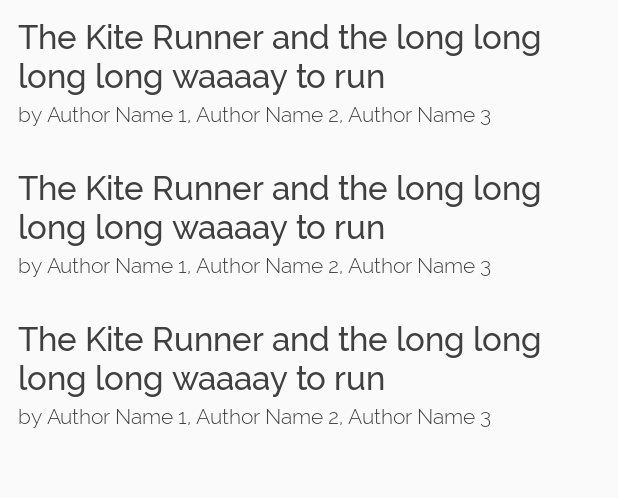
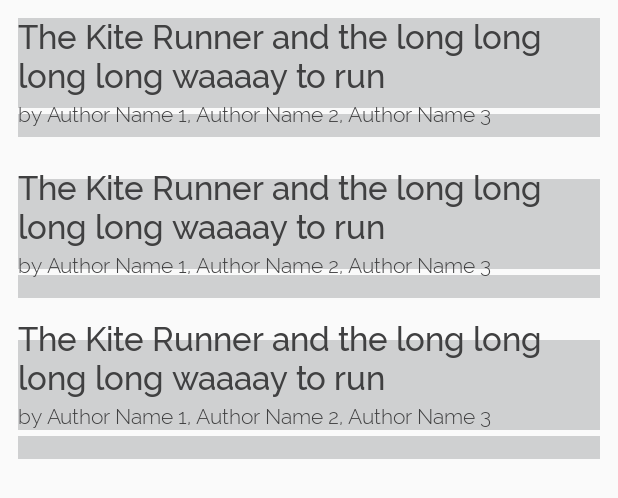
Before and after one commit to paulnunezm/Libellis, an Android app: the layout fragment_currently_reading.xml on its own in the app's theme, with its tools: preview values and no code run, on a phone screen of 412 x 824 dp. Shown: the top 498 px of the screen. Run offline under Robolectric (Android 15) with nearby library versions, the phone set to English and light mode, and no system bars; Roboto replaces fonts that are not available here.

Commit message:
added:  reading books loading view.

```diff
--- a/app/build.gradle
+++ b/app/build.gradle
@@ -89,6 +89,9 @@ dependencies {
     // explicitly depend on RxJava's latest version for bug fixes and new features.
     compile 'io.reactivex.rxjava2:rxjava:2.1.5'
 
+    // Shimmer
+    compile 'com.facebook.shimmer:shimmer:0.1.0@aar'
+
     // Tests
     androidTestCompile 'com.android.support.test.espresso:espresso-core:3.0.1'
     androidTestCompile 'com.android.support.test:runner:1.0.1'
--- a/app/src/main/java/com/nunez/libellis/main/reading/ReadingContract.kt
+++ b/app/src/main/java/com/nunez/libellis/main/reading/ReadingContract.kt
@@ -8,6 +8,7 @@ interface ReadingContract {
     interface View {
         fun showBooks(books: List<Review>)
         fun showLoading()
+        fun hideLoading()
         fun showNoBooks()
         fun showMessage(message: String, error: Boolean = false)
     }
--- a/app/src/main/java/com/nunez/libellis/main/reading/ReadingFragment.kt
+++ b/app/src/main/java/com/nunez/libellis/main/reading/ReadingFragment.kt
@@ -15,6 +15,7 @@ import kotlinx.android.synthetic.main.fragment_currently_reading.*
 
 
 class ReadingFragment : Fragment(), ReadingContract.View {
+
 
     lateinit var interactor: ReadingInteractor
     lateinit var presenter: ReadingPrensenter
@@ -42,6 +43,11 @@ class ReadingFragment : Fragment(), ReadingContract.View {
         return view
     }
 
+    override fun onViewCreated(view: View?, savedInstanceState: Bundle?) {
+        super.onViewCreated(view, savedInstanceState)
+        loadingView.startShimmerAnimation()
+    }
+
     override fun showBooks(books: List<Review>) {
         readingRecycler.layoutManager = LinearLayoutManager(activity)
         readingRecycler.setHasFixedSize(true)
@@ -59,6 +65,10 @@ class ReadingFragment : Fragment(), ReadingContract.View {
     override fun showLoading() {
     }
 
+    override fun hideLoading() {
+        loadingView.visibility = View.GONE
+    }
+
     override fun showNoBooks() {
     }
 
--- a/app/src/main/java/com/nunez/libellis/main/reading/ReadingPrensenter.kt
+++ b/app/src/main/java/com/nunez/libellis/main/reading/ReadingPrensenter.kt
@@ -10,6 +10,7 @@ class ReadingPrensenter
 
     override fun getBooks() {
         interactor.requestBooks().subscribe({
+            view.hideLoading()
             sendReadingBooks(it)
         },{
             view.showMessage("Ups! Something seems wrong", true)
--- a/app/src/main/res/layout/fragment_currently_reading.xml
+++ b/app/src/main/res/layout/fragment_currently_reading.xml
@@ -4,9 +4,27 @@
              android:layout_height="match_parent"
              tools:context=".main.MainActivity">
 
-  <android.support.v7.widget.RecyclerView
-      android:id="@+id/readingRecycler"
-      android:layout_width="match_parent"
-      android:layout_height="match_parent"
-      tools:listitem="@layout/reading_item"/>
+    <com.facebook.shimmer.ShimmerFrameLayout
+        android:id="@+id/loadingView"
+        android:layout_width="match_parent"
+        android:layout_height="wrap_content">
+
+        <LinearLayout
+            android:layout_width="wrap_content"
+            android:layout_height="wrap_content"
+            android:orientation="vertical">
+
+            <include layout="@layout/reading_item_progress"/>
+            <include layout="@layout/reading_item_progress"/>
+            <include layout="@layout/reading_item_progress"/>
+
+        </LinearLayout>
+
+    </com.facebook.shimmer.ShimmerFrameLayout>
+
+    <android.support.v7.widget.RecyclerView
+        android:id="@+id/readingRecycler"
+        android:layout_width="match_parent"
+        android:layout_height="match_parent"
+        tools:listitem="@layout/reading_item"/>
 </FrameLayout>
--- /dev/null
+++ b/app/src/main/res/layout/reading_item_progress.xml
@@ -0,0 +1,18 @@
+<?xml version="1.0" encoding="utf-8"?>
+<LinearLayout
+    xmlns:android="http://schemas.android.com/apk/res/android"
+    android:layout_width="match_parent"
+    android:layout_height="match_parent"
+    android:padding="12dp"
+    android:orientation="vertical">
+    <View
+        android:layout_width="match_parent"
+        android:layout_height="60dp"
+        android:background="@color/grey_lighter"/>
+    <View
+        android:layout_width="match_parent"
+        android:layout_height="15dp"
+        android:background="@color/grey_lighter"
+        android:layout_marginBottom="4dp"
+        android:layout_marginTop="4dp"/>
+</LinearLayout>
```
